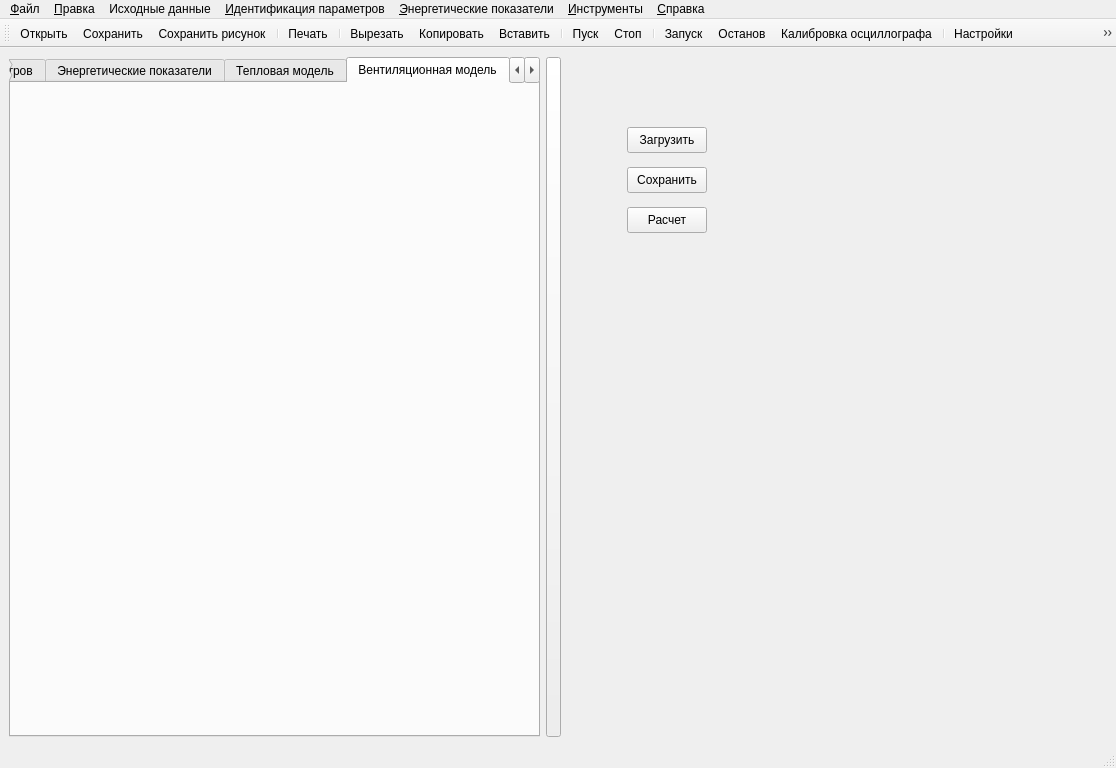
Ivanos121/ImView, file ImView/mainwindow.ui: the form before one commit.
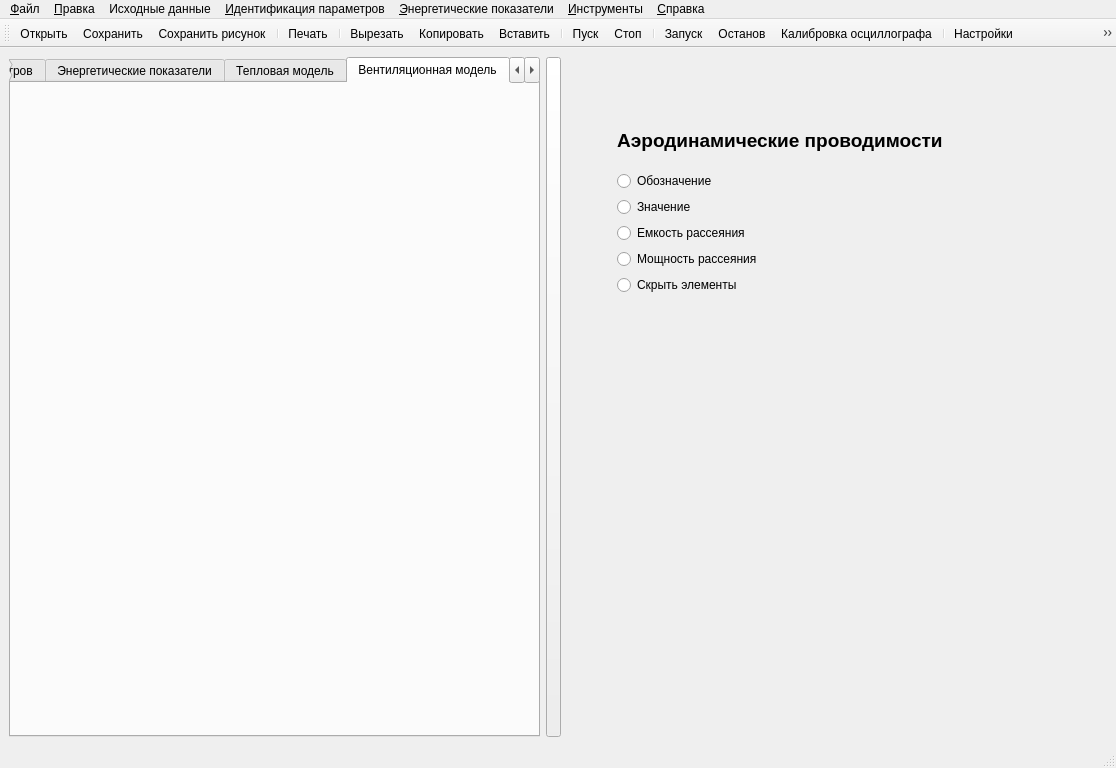
The form after the commit. The open tabs and pages were chosen to show the change. Icons and pictures are not drawn. Custom widgets are drawn as their Qt base class.

What changed in the file:
```diff
--- a/ImView/mainwindow.ui
+++ b/ImView/mainwindow.ui
@@ -1134,6 +1134,95 @@
         </property>
        </widget>
       </widget>
+      <widget class="QWidget" name="page_11">
+       <widget class="QWidget" name="layoutWidget_2">
+        <property name="geometry">
+         <rect>
+          <x>50</x>
+          <y>60</y>
+          <width>365</width>
+          <height>178</height>
+         </rect>
+        </property>
+        <layout class="QVBoxLayout" name="verticalLayout_11">
+         <item>
+          <widget class="QLabel" name="label_23">
+           <property name="text">
+            <string>&lt;html&gt;&lt;head/&gt;&lt;body&gt;&lt;p&gt;&lt;span style=&quot; font-size:14pt; font-weight:700;&quot;&gt;Аэродинамические проводимости&lt;/span&gt;&lt;/p&gt;&lt;/body&gt;&lt;/html&gt;</string>
+           </property>
+          </widget>
+         </item>
+         <item>
+          <widget class="QRadioButton" name="radioButton_11">
+           <property name="text">
+            <string>Обозначение</string>
+           </property>
+          </widget>
+         </item>
+         <item>
+          <widget class="QRadioButton" name="radioButton_12">
+           <property name="text">
+            <string>Значение</string>
+           </property>
+          </widget>
+         </item>
+         <item>
+          <widget class="QRadioButton" name="radioButton_13">
+           <property name="text">
+            <string>Емкость рассеяния</string>
+           </property>
+          </widget>
+         </item>
+         <item>
+          <widget class="QRadioButton" name="radioButton_14">
+           <property name="text">
+            <string>Мощность рассеяния</string>
+           </property>
+          </widget>
+         </item>
+         <item>
+          <widget class="QRadioButton" name="radioButton_15">
+           <property name="text">
+            <string>Скрыть элементы</string>
+           </property>
+          </widget>
+         </item>
+        </layout>
+       </widget>
+      </widget>
+      <widget class="QWidget" name="page_12">
+       <layout class="QGridLayout" name="gridLayout_14">
+        <item row="2" column="0">
+         <widget class="QTableWidget" name="tableWidget_8">
+          <property name="sizePolicy">
+           <sizepolicy hsizetype="Expanding" vsizetype="Preferred">
+            <horstretch>0</horstretch>
+            <verstretch>0</verstretch>
+           </sizepolicy>
+          </property>
+          <property name="minimumSize">
+           <size>
+            <width>0</width>
+            <height>500</height>
+           </size>
+          </property>
+         </widget>
+        </item>
+        <item row="1" column="0">
+         <widget class="QLabel" name="label_24">
+          <property name="sizePolicy">
+           <sizepolicy hsizetype="Preferred" vsizetype="Fixed">
+            <horstretch>0</horstretch>
+            <verstretch>0</verstretch>
+           </sizepolicy>
+          </property>
+          <property name="text">
+           <string>&lt;html&gt;&lt;head/&gt;&lt;body&gt;&lt;p&gt;&lt;span style=&quot; font-size:14pt;&quot;&gt;Результаты измерений&lt;/span&gt;&lt;/p&gt;&lt;/body&gt;&lt;/html&gt;</string>
+          </property>
+         </widget>
+        </item>
+       </layout>
+      </widget>
      </widget>
     </item>
    </layout>
```
Left out of the diff: 20 changed lines with no effect on the pictures.
